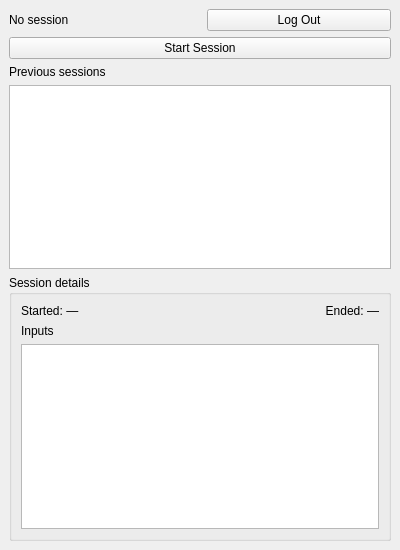
Qt form src/mainpage.ui (DavidDang02/PerplexPing1) before a commit.
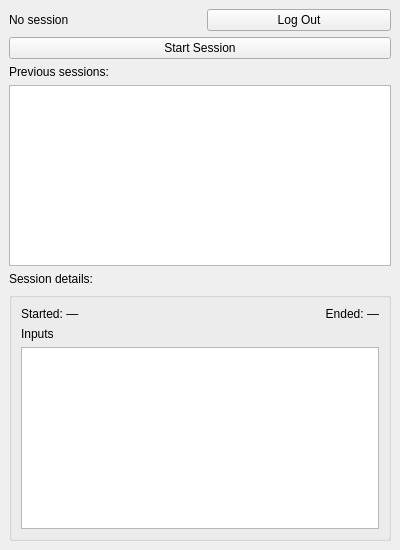
The same form after that commit.

Commit message:
Tweak main and session page layout
- MainPage: Start Session button is twice the normal button height
- MainPage: "Previous sessions:" and "Session details:" get colons, and
  "Session details:" is now a label above its box so it matches the
  "Previous sessions:" font size
- SessionPage: "Question Box" is a label above its box (same font size),
  and the placeholder now reads "Type a question to save for later..."

```diff
--- a/src/mainpage.ui
+++ b/src/mainpage.ui
@@ -50,18 +50,22 @@
     <item>
      <widget class="QLabel" name="sessionListLabel">
       <property name="text">
-       <string>Previous sessions</string>
+       <string>Previous sessions:</string>
       </property>
      </widget>
     </item>
     <item>
      <widget class="QListWidget" name="sessionList"/>
     </item>
+    <item>
+     <widget class="QLabel" name="detailsLabel">
+      <property name="text">
+       <string>Session details:</string>
+      </property>
+     </widget>
+    </item>
     <item>
      <widget class="QGroupBox" name="detailsBox">
-      <property name="title">
-       <string>Session details</string>
-      </property>
       <layout class="QVBoxLayout" name="detailsLayout">
        <item>
         <layout class="QHBoxLayout" name="timeLayout">
```
The commit also changes 2 other files.
